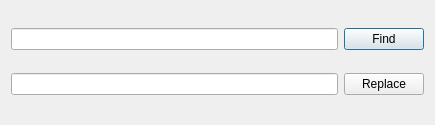
Old version of the form window_find_replace.ui in the repository dmushynska/Utext.
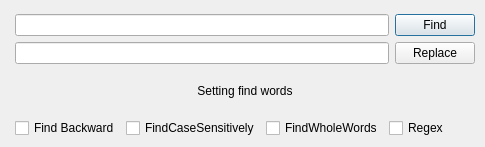
New version of the form.

Commit message: Upd find and replase, fix bag

What changed in the file:
```diff
--- a/window_find_replace.ui
+++ b/window_find_replace.ui
@@ -6,18 +6,45 @@
    <rect>
     <x>0</x>
     <y>0</y>
-    <width>435</width>
-    <height>125</height>
+    <width>485</width>
+    <height>147</height>
    </rect>
   </property>
+  <property name="sizePolicy">
+   <sizepolicy hsizetype="Fixed" vsizetype="Fixed">
+    <horstretch>0</horstretch>
+    <verstretch>0</verstretch>
+   </sizepolicy>
+  </property>
+  <property name="minimumSize">
+   <size>
+    <width>485</width>
+    <height>147</height>
+   </size>
+  </property>
+  <property name="maximumSize">
+   <size>
+    <width>485</width>
+    <height>147</height>
+   </size>
+  </property>
   <property name="windowTitle">
    <string>Dialog</string>
   </property>
+  <widget class="QWidget" name="">
+   <property name="geometry">
+    <rect>
+     <x>15</x>
+     <y>14</y>
+     <width>460</width>
+     <height>124</height>
+    </rect>
+   </property>
+   <layout class="QVBoxLayout" name="verticalLayout_3">
+    <item>
   <layout class="QHBoxLayout" name="horizontalLayout_2">
    <item>
-    <layout class="QHBoxLayout" name="horizontalLayout">
-     <item>
-      <layout class="QVBoxLayout" name="verticalLayout">
+       <layout class="QVBoxLayout" name="verticalLayout_2">
        <item>
         <widget class="QLineEdit" name="text_Find"/>
        </item>
@@ -31,7 +58,7 @@
       </layout>
      </item>
      <item>
-      <layout class="QVBoxLayout" name="verticalLayout_2">
+       <layout class="QVBoxLayout" name="verticalLayout">
        <item>
         <widget class="QPushButton" name="button_Find">
          <property name="text">
@@ -50,7 +77,53 @@
      </item>
     </layout>
    </item>
-  </layout>
+    <item>
+     <widget class="QLabel" name="label">
+      <property name="layoutDirection">
+       <enum>Qt::RightToLeft</enum>
+      </property>
+      <property name="text">
+       <string>Setting find words</string>
+      </property>
+      <property name="alignment">
+       <set>Qt::AlignCenter</set>
+      </property>
+     </widget>
+    </item>
+    <item>
+     <layout class="QHBoxLayout" name="horizontalLayout">
+      <item>
+       <widget class="QCheckBox" name="cFindBackward">
+        <property name="text">
+         <string>Find Backward</string>
+        </property>
+       </widget>
+      </item>
+      <item>
+       <widget class="QCheckBox" name="cFindCaseSensitively">
+        <property name="text">
+         <string>FindCaseSensitively</string>
+        </property>
+       </widget>
+      </item>
+      <item>
+       <widget class="QCheckBox" name="cFindWholeWords">
+        <property name="text">
+         <string>FindWholeWords</string>
+        </property>
+       </widget>
+      </item>
+      <item>
+       <widget class="QCheckBox" name="cRegex">
+        <property name="text">
+         <string>Regex</string>
+        </property>
+       </widget>
+      </item>
+     </layout>
+    </item>
+   </layout>
+  </widget>
  </widget>
  <resources/>
  <connections/>
```
Lines whose indentation alone changed are shown as unchanged. The commit also changes 5 other files.
